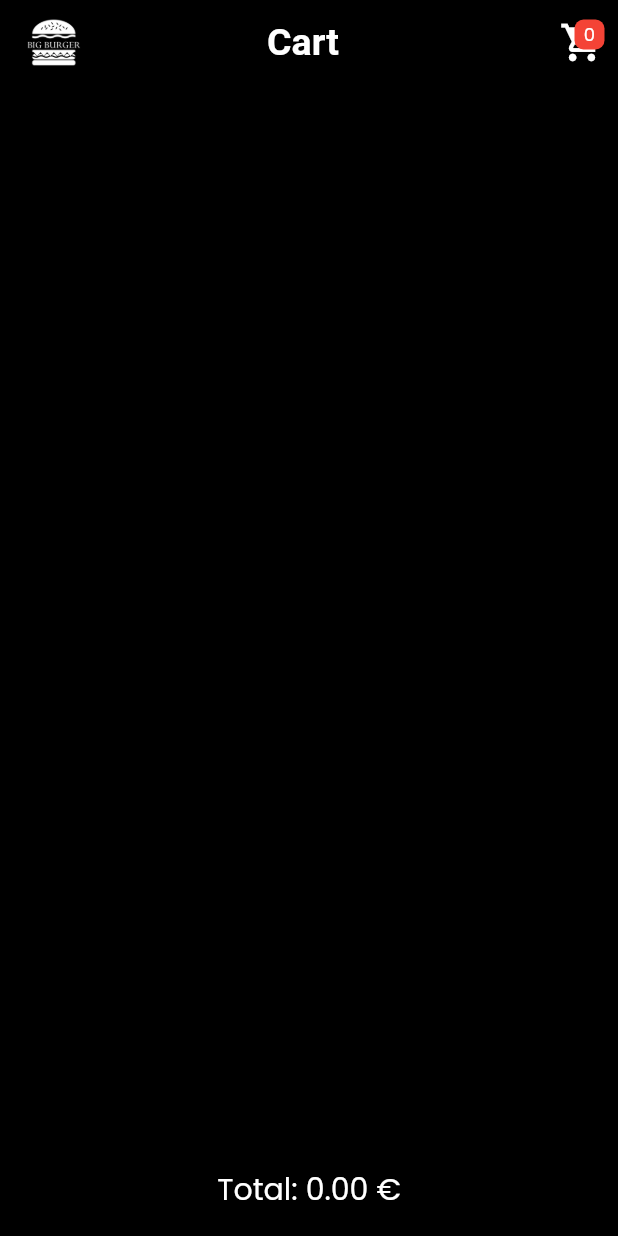
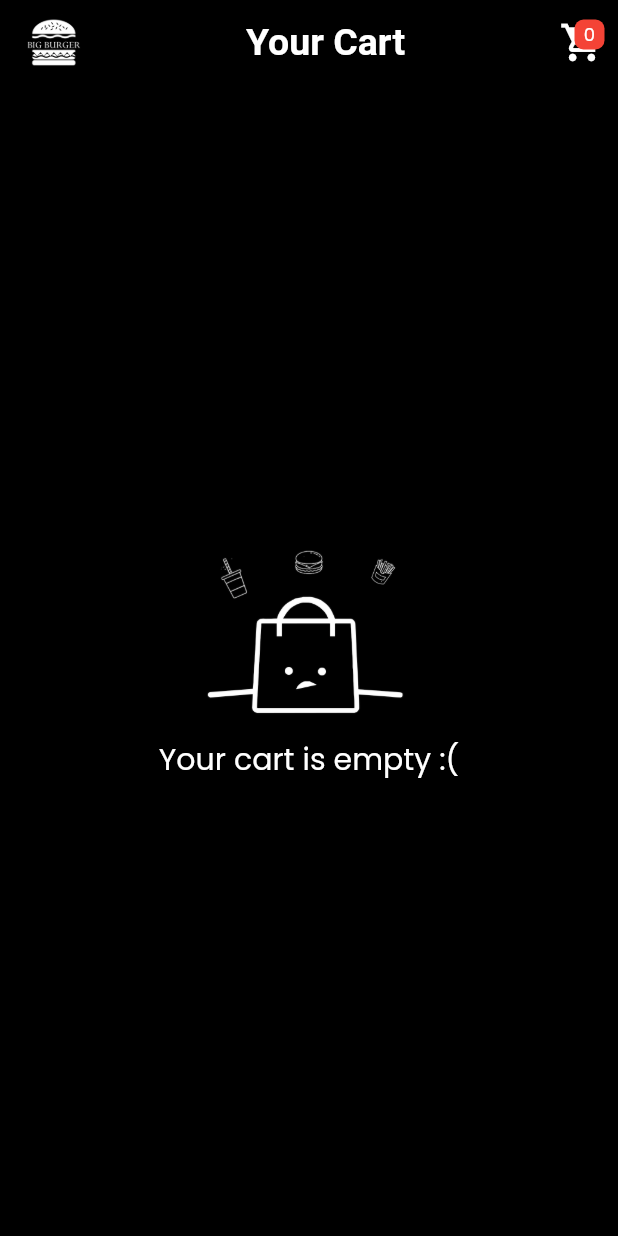
Before and after one commit to Nastiakor/big_burger_test, a Flutter app: the CartPage screen opened by its route, on a phone screen of 412 x 824 dp. Run offline on Flutter 3.47's test engine with Material 2 defaults, Android fonts, the phone set to English and light mode, and no system bars; our stand-ins replace google_fonts; network calls fail.

Commit message:
empty card image added

```diff
--- a/lib/presentation/pages/burger_detail_page.dart
+++ b/lib/presentation/pages/burger_detail_page.dart
@@ -108,7 +108,6 @@ class _BurgerDetailPageState extends State<BurgerDetailPage> {
                 onPressed: () {
                   Provider.of<CartProvider>(context, listen: false)
                       .addItem(widget.menuItem, quantity);
-
                   // show a SnackBar
                   ScaffoldMessenger.of(context).showSnackBar(
                     SnackBar(
--- a/lib/presentation/pages/cart_page.dart
+++ b/lib/presentation/pages/cart_page.dart
@@ -7,15 +7,30 @@ import 'package:useradgents_exercise/presentation/widget/custom_app_bar.dart';
 class CartPage extends StatelessWidget {
   @override
   Widget build(BuildContext context) {
-    // access to the articles in the cart via CartProvider
-    List<CartItem> cartItems = Provider.of<CartProvider>(context).items;
+    return Consumer<CartProvider>(builder: (context, cart, child) {
+      // access to the articles in the cart via the cart variable
+      List<CartItem> cartItems = cart.items;
 
       // total price calculation
-    double totalAmount = Provider.of<CartProvider>(context).totalPrice;
+      double totalAmount = cart.totalPrice;
 
       return Scaffold(
-      appBar: CustomAppBar(title: 'Cart', showCartIcon: true, showImage: true, isOnHomePage: false),
-      body: Column(
+        appBar: CustomAppBar(
+            title: 'Your Cart',
+            showCartIcon: true,
+            showImage: true,
+            isOnHomePage: false),
+        body: cart.items.length == 0
+            ? Center(
+                child: Column(
+                  mainAxisAlignment: MainAxisAlignment.center,
+                  children: [
+                    Image.asset('images/empty_cart.png', width: 150),
+                    Text("Your cart is empty :("),
+                  ],
+                ),
+              )
+            : Column(
                 children: <Widget>[
                   Expanded(
                     child: ListView.separated(
@@ -27,8 +42,8 @@ class CartPage extends StatelessWidget {
                             width: 60,
                             child: Image.network(
                               cartItems[index].menuItem.thumbnail ?? '',
-                      errorBuilder: (BuildContext context, Object exception,
-                          StackTrace? stackTrace) {
+                              errorBuilder: (BuildContext context,
+                                  Object exception, StackTrace? stackTrace) {
                                 return Image.asset('images/image_na.png');
                               },
                             ),
@@ -45,6 +60,13 @@ class CartPage extends StatelessWidget {
                       },
                     ),
                   ),
+                  ElevatedButton(
+                      onPressed: () {},
+                      child: Text(
+                        'Pay now',
+                        style: TextStyle(color: Colors.white, fontSize: 20),
+                      ),
+                      style: Theme.of(context).elevatedButtonTheme.style),
                   Padding(
                     padding: const EdgeInsets.all(16.0),
                     child: Text(
@@ -55,5 +77,6 @@ class CartPage extends StatelessWidget {
                 ],
               ),
       );
+    });
   }
 }
--- a/lib/presentation/widget/custom_app_bar.dart
+++ b/lib/presentation/widget/custom_app_bar.dart
@@ -33,12 +33,11 @@ class CustomAppBar extends StatelessWidget implements PreferredSizeWidget {
                     Navigator.pushNamed(context, '/');
                   },
           ),
+          SizedBox(width: 30),
           Expanded(
-            child: Center(
-              child: Text(
-                title ?? '',
-                textAlign: TextAlign.center,
-              ),
+            child: Text(
+              title ?? '',
+              textAlign: TextAlign.center,
             ),
           ),
         ],
--- a/lib/providers/cart_provider.dart
+++ b/lib/providers/cart_provider.dart
@@ -1,13 +1,26 @@
-import 'package:flutter/foundation.dart';
 import 'package:useradgents_exercise/domain/entities/menu_item.dart';
 import 'package:useradgents_exercise/domain/entities/cart_item.dart';
+import 'package:flutter/material.dart';
 
 class CartProvider with ChangeNotifier {
   List<CartItem> _items = [];
 
+  final GlobalKey<ScaffoldMessengerState> messengerKey =
+      GlobalKey<ScaffoldMessengerState>();
+
   List<CartItem> get items => _items;
 
   void addItem(MenuItem burgerMenu, int quantity) {
+    // check if quantity is more than 0
+    if (quantity <= 0) {
+      messengerKey.currentState?.showSnackBar(
+        SnackBar(
+          content: Text('Please, add an item to your cart'),
+        ),
+      );
+      return;
+    }
+
     var item = _items.firstWhere((item) => item.menuItem.ref == burgerMenu.ref,
         orElse: () => CartItem(menuItem: burgerMenu));
     if (!_items.contains(item)) {
```
Also changed, not shown: lib/presentation/pages/home_page.dart (+9 -2 lines), images/empty_cart.png (added), 1 other file. Lines whose indentation alone changed are shown as unchanged.
